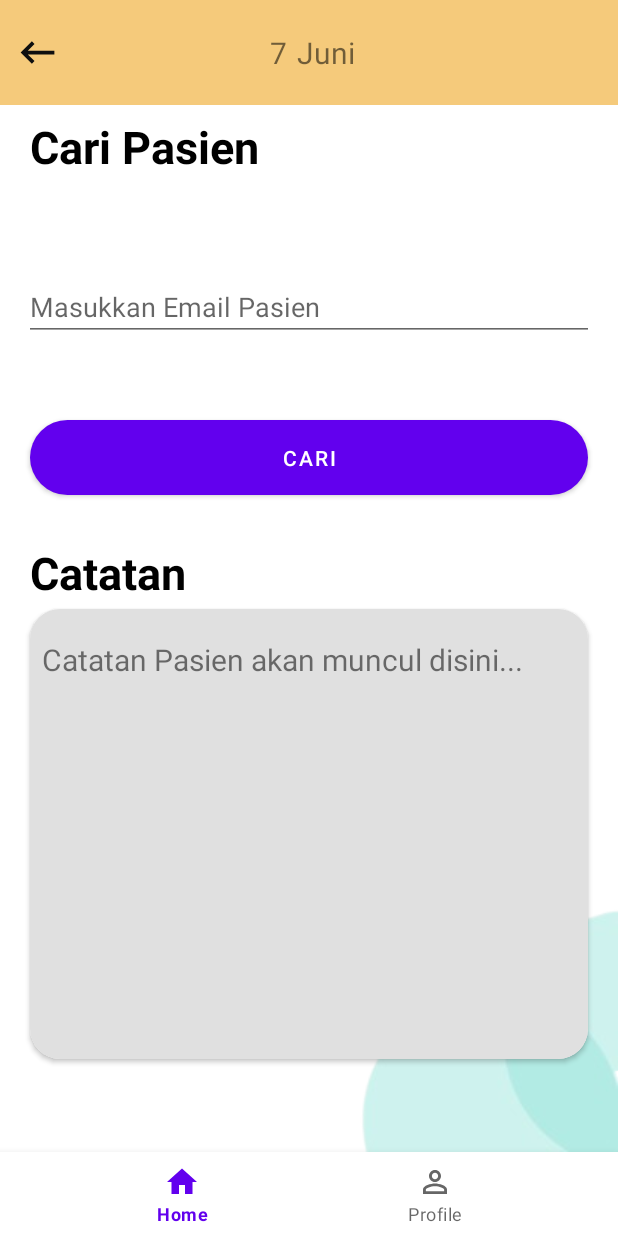
After one commit to WilliamAbie/PekSos, an Android app: the fragment FragmentCatatanAdmin placed in its activity, on a phone screen of 412 x 824 dp. The commit adds this screen. Run offline under Robolectric (Android 15) with nearby library versions, the phone set to English and light mode, and no system bars; our stand-ins replace CircleImageView, Firebase (no records; nobody signed in at launch, a user with empty details on screens opened directly), Picasso.

Commit message:
Done!!! Masih banyak fitur yang bisa dikembangkan seperti penggunaan nama daripada email, ui, dsb.

```diff
--- /dev/null
+++ b/app/src/main/java/com/wa/peksos/FragmentCatatanAdmin.kt
@@ -0,0 +1,96 @@
+package com.wa.peksos
+
+import android.os.Bundle
+import androidx.fragment.app.Fragment
+import android.view.LayoutInflater
+import android.view.View
+import android.view.ViewGroup
+import android.widget.Button
+import android.widget.EditText
+import android.widget.ImageView
+import android.widget.TextView
+import com.google.firebase.database.FirebaseDatabase
+import java.util.*
+
+class FragmentCatatanAdmin : Fragment() {
+
+    private lateinit var firebaseDatabase: FirebaseDatabase
+
+    override fun onCreateView(
+        inflater: LayoutInflater, container: ViewGroup?,
+        savedInstanceState: Bundle?
+    ): View? {
+        // Inflate the layout for this fragment
+        return inflater.inflate(R.layout.fragment_catatan_admin, container, false)
+    }
+
+    override fun onViewCreated(view: View, savedInstanceState: Bundle?) {
+        super.onViewCreated(view, savedInstanceState)
+
+        val ivBack = view.findViewById<ImageView>(R.id.ivBack)
+        ivBack.setOnClickListener {
+            val fragment = FragmentHomeUser()
+            val transaction = fragmentManager?.beginTransaction()
+            transaction?.replace(R.id.fragmentLayout, fragment)?.commit()
+        }
+
+        val tvDay = view.findViewById<TextView>(R.id.tvDayCatatan)
+        tvDay.text = Calendar.getInstance().get(Calendar.DAY_OF_MONTH).toString()
+
+        val tvMonth = view.findViewById<TextView>(R.id.tvMonthCatatan)
+        val month = Calendar.getInstance().get(Calendar.MONTH) + 1
+
+        if (month == 1){ // kondisi untuk mengubah integer bulan menjadi string
+            tvMonth.text = "Januari"
+        }
+        else if (month == 2){
+            tvMonth.text = "Februari"
+        }
+        else if (month == 3){
+            tvMonth.text = "Maret"
+        }
+        else if (month == 4){
+            tvMonth.text = "April"
+        }
+        else if (month == 5){
+            tvMonth.text = "Mei"
+        }
+        else if (month == 6){
+            tvMonth.text = "Juni"
+        }
+        else if (month == 7){
+            tvMonth.text = "Juli"
+        }
+        else if (month == 8){
+            tvMonth.text = "Agustus"
+        }
+        else if (month == 9){
+            tvMonth.text = "September"
+        }
+        else if (month == 10){
+            tvMonth.text = "Oktober"
+        }
+        else if (month == 11){
+            tvMonth.text = "November"
+        }
+        else if (month == 12){
+            tvMonth.text = "Desember"
+        }
+
+        val etEmailCatatan = view.findViewById<EditText>(R.id.etEmailCatatan)
+        val btnCari = view.findViewById<Button>(R.id.btnCari)
+        val tvCatatan = view.findViewById<TextView>(R.id.tvCatatan)
+        firebaseDatabase = FirebaseDatabase.getInstance()
+
+        btnCari.setOnClickListener {
+            val emailUser = etEmailCatatan.text.toString()
+            val safeEmail = emailUser.replace(".",",")
+            firebaseDatabase.getReference("catatan").child(safeEmail).get()
+                .addOnSuccessListener {
+                    if (it.exists()){
+                        tvCatatan.text = it.value.toString()
+                    }
+                }
+        }
+    }
+}
--- a/app/src/main/java/com/wa/peksos/FragmentHomeAdmin.kt
+++ b/app/src/main/java/com/wa/peksos/FragmentHomeAdmin.kt
@@ -8,6 +8,7 @@ import android.view.View
 import android.view.ViewGroup
 import android.widget.*
 import androidx.appcompat.app.AppCompatActivity
+import androidx.cardview.widget.CardView
 import com.google.firebase.auth.FirebaseAuth
 import com.google.firebase.database.FirebaseDatabase
 import com.google.firebase.storage.FirebaseStorage
@@ -104,6 +105,12 @@ class FragmentHomeAdmin : Fragment() {
             val safeEmail = email.replace(".",",")
             showDatePicker(safeEmail)
         }
+
+        val cvCatatan = view.findViewById<CardView>(R.id.cvCatatan)
+        cvCatatan.setOnClickListener{
+            val transaction = fragmentManager?.beginTransaction()
+            transaction?.replace(R.id.fragmentLayout, FragmentCatatanAdmin())?.commit()
+        }
     }
 
     private fun showDatePicker(email: String){ // datepicker kalendar
--- /dev/null
+++ b/app/src/main/res/layout/fragment_catatan_admin.xml
@@ -0,0 +1,194 @@
+<?xml version="1.0" encoding="utf-8"?>
+<androidx.constraintlayout.widget.ConstraintLayout xmlns:android="http://schemas.android.com/apk/res/android"
+    xmlns:app="http://schemas.android.com/apk/res-auto"
+    xmlns:tools="http://schemas.android.com/tools"
+    android:layout_width="match_parent"
+    android:layout_height="match_parent"
+    tools:context=".FragmentCatatanAdmin">
+
+    <androidx.appcompat.widget.AppCompatImageView
+        android:id="@+id/appCompatImageView"
+        android:layout_width="wrap_content"
+        android:layout_height="wrap_content"
+        android:rotation="180"
+        app:layout_constraintBottom_toBottomOf="parent"
+        app:layout_constraintEnd_toEndOf="parent"
+        app:srcCompat="@drawable/icon_bulat" />
+
+    <LinearLayout
+        android:id="@+id/linearLayout1"
+        android:layout_width="match_parent"
+        android:layout_height="70dp"
+        app:layout_constraintEnd_toEndOf="parent"
+        app:layout_constraintStart_toStartOf="parent"
+        app:layout_constraintTop_toTopOf="parent">
+
+        <androidx.constraintlayout.widget.ConstraintLayout
+            android:layout_width="match_parent"
+            android:layout_height="match_parent"
+            android:background="#f5ca7b">
+
+            <ImageView
+                android:id="@+id/ivBack"
+                android:layout_width="30dp"
+                android:layout_height="match_parent"
+                android:src="@drawable/ic_back"
+                android:layout_marginStart="10dp"
+                app:layout_constraintBottom_toBottomOf="parent"
+                app:layout_constraintStart_toStartOf="parent"
+                app:layout_constraintTop_toTopOf="parent" />
+
+            <TextView
+                android:id="@+id/tvDayCatatan"
+                android:layout_width="wrap_content"
+                android:layout_height="wrap_content"
+                android:text="Day"
+                android:textSize="20sp"
+                app:layout_constraintBottom_toBottomOf="parent"
+                app:layout_constraintEnd_toEndOf="parent"
+                app:layout_constraintHorizontal_bias="0.45"
+                app:layout_constraintStart_toStartOf="parent"
+                app:layout_constraintTop_toTopOf="parent" />
+
+            <TextView
+                android:id="@+id/tvMonthCatatan"
+                android:layout_width="wrap_content"
+                android:layout_height="wrap_content"
+                android:text="Month"
+                android:textSize="20sp"
+                app:layout_constraintBottom_toBottomOf="parent"
+                app:layout_constraintEnd_toEndOf="parent"
+                app:layout_constraintStart_toStartOf="parent"
+                app:layout_constraintHorizontal_bias="0.53"
+                app:layout_constraintTop_toTopOf="parent" />
+
+        </androidx.constraintlayout.widget.ConstraintLayout>
+
+    </LinearLayout>
+
+    <LinearLayout
+        android:id="@+id/linearLayout2"
+        android:layout_width="match_parent"
+        android:layout_height="280dp"
+        app:layout_constraintEnd_toEndOf="parent"
+        app:layout_constraintStart_toStartOf="parent"
+        app:layout_constraintTop_toBottomOf="@id/linearLayout1">
+
+        <androidx.constraintlayout.widget.ConstraintLayout
+            android:layout_width="match_parent"
+            android:layout_height="match_parent">
+
+            <TextView
+                android:id="@+id/textView2"
+                android:layout_width="wrap_content"
+                android:layout_height="wrap_content"
+                android:layout_marginStart="20dp"
+                android:text="Cari Pasien"
+                android:textColor="@color/black"
+                android:textSize="30sp"
+                android:textStyle="bold"
+                app:layout_constraintBottom_toBottomOf="parent"
+                app:layout_constraintStart_toStartOf="parent"
+                app:layout_constraintTop_toTopOf="parent"
+                app:layout_constraintVertical_bias="0.03" />
+
+            <EditText
+                android:id="@+id/etEmailCatatan"
+                android:layout_width="380dp"
+                android:layout_height="wrap_content"
+                android:layout_margin="20dp"
+                android:hint="Masukkan Email Pasien"
+                app:layout_constraintBottom_toBottomOf="parent"
+                app:layout_constraintEnd_toEndOf="parent"
+                app:layout_constraintStart_toStartOf="parent"
+                app:layout_constraintTop_toBottomOf="@+id/textView2"
+                app:layout_constraintVertical_bias="0.3" />
+
+            <Button
+                android:id="@+id/btnCari"
+                android:layout_width="match_parent"
+                android:layout_height="50dp"
+                android:layout_margin="20dp"
+                android:background="@drawable/button_white"
+                android:text="cari"
+                app:layout_constraintBottom_toBottomOf="parent"
+                app:layout_constraintTop_toBottomOf="@+id/etEmailCatatan"
+                app:layout_constraintVertical_bias="1"
+                tools:layout_editor_absoluteX="20dp" />
+
+
+        </androidx.constraintlayout.widget.ConstraintLayout>
+
+    </LinearLayout>
+
+    <LinearLayout
+        android:layout_width="match_parent"
+        android:layout_height="0dp"
+        app:layout_constraintBottom_toBottomOf="parent"
+        app:layout_constraintEnd_toEndOf="parent"
+        app:layout_constraintHorizontal_bias="0.0"
+        app:layout_constraintStart_toStartOf="parent"
+        app:layout_constraintTop_toBottomOf="@id/linearLayout2"
+        app:layout_constraintVertical_bias="1.0">
+
+        <androidx.constraintlayout.widget.ConstraintLayout
+            android:layout_width="match_parent"
+            android:layout_height="match_parent">
+
+            <TextView
+                android:id="@+id/textView3"
+                android:layout_width="wrap_content"
+                android:layout_height="wrap_content"
+                android:layout_marginStart="20dp"
+                android:text="Catatan"
+                android:textColor="@color/black"
+                android:textSize="30sp"
+                android:textStyle="bold"
+                app:layout_constraintBottom_toBottomOf="parent"
+                app:layout_constraintStart_toStartOf="parent"
+                app:layout_constraintTop_toTopOf="parent"
+                app:layout_constraintVertical_bias="0.03" />
+
+            <androidx.cardview.widget.CardView
+                android:id="@+id/cvCatatan"
+                android:layout_width="match_parent"
+                android:layout_height="300dp"
+                android:layout_marginStart="20dp"
+                android:layout_marginEnd="20dp"
+                app:cardCornerRadius="20dp"
+                app:layout_constraintBottom_toBottomOf="parent"
+                app:layout_constraintEnd_toEndOf="parent"
+                app:layout_constraintHorizontal_bias="0.0"
+                app:layout_constraintStart_toStartOf="parent"
+                app:layout_constraintTop_toBottomOf="@+id/textView3"
+                app:layout_constraintVertical_bias="0.064">
+
+                <androidx.constraintlayout.widget.ConstraintLayout
+                    android:layout_width="match_parent"
+                    android:layout_height="match_parent"
+                    android:background="#e0e0e0">
+
+                    <TextView
+                        android:id="@+id/tvCatatan"
+                        android:layout_width="match_parent"
+                        android:layout_height="wrap_content"
+                        android:layout_margin="8dp"
+                        android:gravity="top"
+                        android:lines="11"
+                        android:textSize="20dp"
+                        android:text="Catatan Pasien akan muncul disini..."
+                        app:layout_constraintBottom_toBottomOf="parent"
+                        app:layout_constraintEnd_toEndOf="parent"
+                        app:layout_constraintStart_toStartOf="parent"
+                        app:layout_constraintTop_toTopOf="parent" />
+
+                </androidx.constraintlayout.widget.ConstraintLayout>
+
+            </androidx.cardview.widget.CardView>
+
+        </androidx.constraintlayout.widget.ConstraintLayout>
+
+    </LinearLayout>
+
+
+</androidx.constraintlayout.widget.ConstraintLayout>
```
Also changed, not shown: app/src/main/java/com/wa/peksos/FragmentCatatan.kt (deleted, +0 -22 lines), app/src/main/java/com/wa/peksos/FragmentCatatanUser.kt (added, +128 -0 lines), app/src/main/java/com/wa/peksos/FragmentHomeUser.kt (+4 -3 lines), app/src/main/java/com/wa/peksos/LoginUser.kt (+0 -10 lines), app/src/main/res/layout/activity_login_admin.xml (+24 -0 lines), app/src/main/res/layout/activity_login_user.xml (+24 -0 lines), app/src/main/res/layout/activity_main.xml (+5 -4 lines), app/src/main/res/layout/activity_register.xml (+24 -0 lines), app/src/main/res/layout/activity_starter_menu.xml (+15 -0 lines), app/src/main/res/layout/fragment_catatan_user.xml (renamed from app/src/main/res/layout/fragment_catatan.xml, +19 -7 lines), app/src/main/res/layout/fragment_home_user.xml (+22 -0 lines), app/src/main/res/layout/fragment_profile.xml (+12 -32 lines), app/src/main/res/drawable-v24/icon_bulat.png (added), app/src/main/res/drawable/logo_peksos.png (added), 1 more files.
